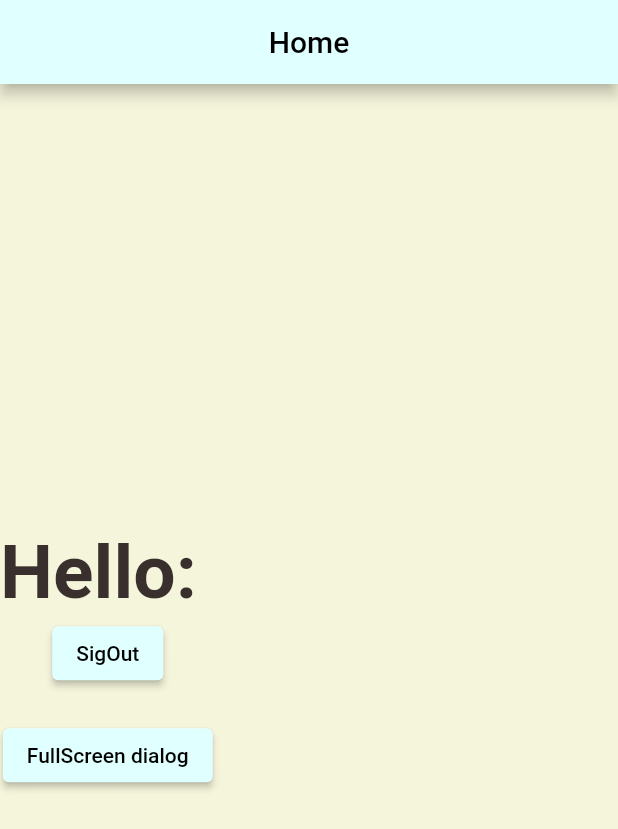
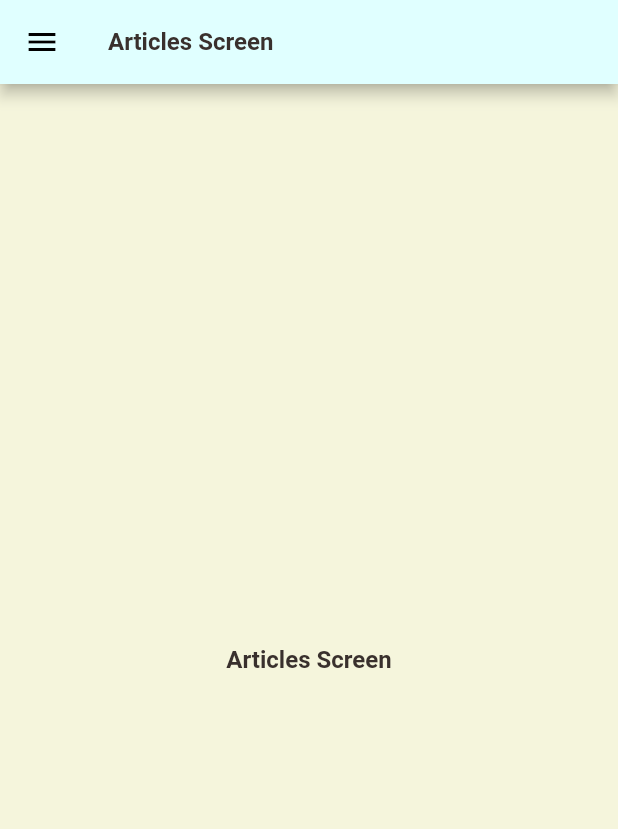
Before and after one commit to Odialko/flutter_deep_dive, a Flutter app: the HomeScreen screen opened by its route, on a phone screen of 412 x 824 dp. Shown: the top 829 px of the screen. Run offline on Flutter 3.47's test engine with Material 2 defaults, Android fonts, the light colour scheme and no system bars; drawn by our look-alikes of flutter_zoom_drawer; our stand-ins replace connectivity_plus, firebase_auth, firebase_core, flutter_riverpod, freezed_annotation, go_router; missing offline and left inert: rive_splash_screen; accounts and stored records are empty.

Commit message:
side menu

```diff
--- /dev/null
+++ b/lib/src/models/menu.dart
@@ -0,0 +1,12 @@
+import 'package:flutter/material.dart';
+import 'package:freezed_annotation/freezed_annotation.dart';
+
+part 'menu.freezed.dart';
+
+@freezed
+abstract class Menu with _$Menu {
+  const factory Menu({
+    required IconData icon,
+    required String title,
+  }) = _Menu;
+}
--- a/lib/src/router/parent/mobile.dart
+++ b/lib/src/router/parent/mobile.dart
@@ -1,12 +1,12 @@
-import 'package:flutter_deep_dive/src/ui/error/error_screen.dart';
-import 'package:flutter_deep_dive/src/ui/fdd_splash/fdd_splash_screen.dart';
 import 'package:flutter_deep_dive/src/providers/auth_provider.dart';
 import 'package:flutter_deep_dive/src/router/redirect.dart';
 import 'package:flutter_deep_dive/src/router/routes.dart';
 import 'package:flutter_deep_dive/src/ui/authentication/reset_password_screen.dart';
 import 'package:flutter_deep_dive/src/ui/authentication/login_screen.dart';
 import 'package:flutter_deep_dive/src/ui/authentication/register_screen.dart';
+import 'package:flutter_deep_dive/src/ui/common/error/error_screen.dart';
 import 'package:flutter_deep_dive/src/ui/home/home_screen.dart';
+import 'package:flutter_deep_dive/src/ui/splash/fdd_splash_screen.dart';
 import 'package:flutter_riverpod/flutter_riverpod.dart';
 import 'package:go_router/go_router.dart';
 
--- a/lib/src/router/parent/web.dart
+++ b/lib/src/router/parent/web.dart
@@ -1,5 +1,4 @@
-import 'package:flutter_deep_dive/src/ui/error/error_screen.dart';
-import 'package:flutter_deep_dive/src/ui/fdd_splash/fdd_splash_screen.dart';
+import 'package:flutter_deep_dive/src/ui/common/error/error_screen.dart';
 import 'package:flutter_deep_dive/src/providers/auth_provider.dart';
 import 'package:flutter_deep_dive/src/router/redirect.dart';
 import 'package:flutter_deep_dive/src/router/routes.dart';
@@ -7,6 +6,7 @@ import 'package:flutter_deep_dive/src/ui/authentication/reset_password_screen.da
 import 'package:flutter_deep_dive/src/ui/authentication/login_screen.dart';
 import 'package:flutter_deep_dive/src/ui/authentication/register_screen.dart';
 import 'package:flutter_deep_dive/src/ui/home/home_screen.dart';
+import 'package:flutter_deep_dive/src/ui/splash/fdd_splash_screen.dart';
 import 'package:flutter_riverpod/flutter_riverpod.dart';
 import 'package:go_router/go_router.dart';
 
--- /dev/null
+++ b/lib/src/ui/article/articles_screen.dart
@@ -0,0 +1,27 @@
+import 'package:flutter/material.dart';
+import 'package:flutter_deep_dive/src/ui/common/burger/burger_widget.dart';
+import 'package:flutter_deep_dive/src/ui/flutter_deep_dive_theme.dart';
+
+class ArticlesScreen extends StatelessWidget {
+  const ArticlesScreen({Key? key}) : super(key: key);
+
+  @override
+  Widget build(BuildContext context) {
+    final themeData = FDDTheme.of(context);
+    return Scaffold(
+      appBar: AppBar(
+        title: Text(
+          'Articles Screen',
+          style: themeData.cocoaTextTheme.font4Emphasized,
+        ),
+        leading: const BurgerWidget(),
+      ),
+      body: Center(
+        child: Text(
+          'Articles Screen',
+          style: themeData.cocoaTextTheme.font4Emphasized,
+        ),
+      ),
+    );
+  }
+}
--- /dev/null
+++ b/lib/src/ui/common/burger/burger_widget.dart
@@ -0,0 +1,14 @@
+import 'package:flutter/material.dart';
+import 'package:flutter_zoom_drawer/flutter_zoom_drawer.dart';
+
+class BurgerWidget extends StatelessWidget {
+  const BurgerWidget({Key? key}) : super(key: key);
+
+  @override
+  Widget build(BuildContext context) {
+    return IconButton(
+      onPressed: () => ZoomDrawer.of(context)!.toggle(),
+      icon: const Icon(Icons.menu),
+    );
+  }
+}
--- a/lib/src/ui/home/home_screen.dart
+++ b/lib/src/ui/home/home_screen.dart
@@ -1,63 +1,57 @@
 import 'package:flutter/material.dart';
-import 'package:flutter_deep_dive/src/providers/auth_provider.dart';
-import 'package:flutter_deep_dive/src/ui/authentication/auth_store.dart';
-import 'package:flutter_deep_dive/src/ui/common/full_screen_dialog.dart';
+import 'package:flutter_deep_dive/src/models/menu.dart';
+import 'package:flutter_deep_dive/src/ui/about_us/about_us.dart';
+import 'package:flutter_deep_dive/src/ui/article/articles_screen.dart';
 import 'package:flutter_deep_dive/src/ui/flutter_deep_dive_theme.dart';
-import 'package:flutter_riverpod/flutter_riverpod.dart';
-import 'package:go_router/go_router.dart';
+import 'package:flutter_deep_dive/src/ui/learning/learning_screen.dart';
+import 'package:flutter_deep_dive/src/ui/menu/menu_screen.dart';
+import 'package:flutter_deep_dive/src/utils/menu_items.dart';
+import 'package:flutter_zoom_drawer/flutter_zoom_drawer.dart';
 
-
-// need to be rewrite
-// add side menu
-class HomeScreen extends ConsumerWidget {
-  const HomeScreen({Key? key})
-      : super(key: key);
+class HomeScreen extends StatefulWidget {
+  const HomeScreen({Key? key}) : super(key: key);
 
   @override
-  Widget build(BuildContext context, WidgetRef ref) {
-    final authStore = ref.read(authStoreProvider.notifier);
-    final userState = ref.read(userProvider);
+  State<HomeScreen> createState() => _HomeScreenState();
+}
+
+class _HomeScreenState extends State<HomeScreen> {
+  Menu currentItem = MenuItems.articles;
+  final _drawerController = ZoomDrawerController();
+
+  @override
+  Widget build(BuildContext context) {
     final themeData = FDDTheme.of(context);
 
     return Scaffold(
-      appBar: AppBar(
-        centerTitle: true,
-        title: const Text(
-          'Home',
+      backgroundColor: themeData.colors.lightCreamy,
+      body: ZoomDrawer(
+        controller: _drawerController,
+        mainScreen: getScreen(),
+        menuScreen: MenuScreen(
+          currentItem: currentItem,
+          onSelectedItem: (item) {
+            setState(() {
+              currentItem = item;
+            });
+            _drawerController.toggle!();
+          },
         ),
-      ),
-      body: Column(
-        mainAxisAlignment: MainAxisAlignment.center,
-        crossAxisAlignment: CrossAxisAlignment.center,
-        children: [
-          Text(
-            'Hello: ${userState?.email ?? '-'}',
-            style: themeData.cocoaTextTheme.font0,
-          ),
-          ElevatedButton(
-            onPressed: () {
-              authStore.signOut();
-            },
-            child: const Text(
-              'SigOut',
-            ),
-          ),
-          const SizedBox(
-            height: 20,
-          ),
-          ElevatedButton(
-            onPressed: () {
-              FDDFullScreenDialog.displayDialog(
-                context: context,
-                title: 'Test Dialog',
-                voidCallback: context.pop,
-                buttonLabel: 'Close dialog',
-              );
-            },
-            child: const Text('FullScreen dialog'),
-          ),
-        ],
+        showShadow: true,
       ),
     );
   }
+
+  Widget getScreen() {
+    switch (currentItem.title) {
+      case 'News':
+        return const ArticlesScreen();
+      case 'Learning':
+        return const LearningScreen();
+      case 'About Us':
+        return const AboutUsScreen();
+      default:
+        return const ArticlesScreen();
+    }
+  }
 }
--- /dev/null
+++ b/lib/src/utils/menu_items.dart
@@ -0,0 +1,23 @@
+import 'package:flutter/material.dart';
+import 'package:flutter_deep_dive/src/models/menu.dart';
+
+class MenuItems {
+  static const articles = Menu(
+    icon: Icons.article_outlined,
+    title: 'News',
+  );
+  static const learn = Menu(
+    icon: Icons.language,
+    title: 'Learning',
+  );
+  static const aboutUs = Menu(
+    icon: Icons.info_outline,
+    title: 'About Us',
+  );
+
+  static const all = <Menu>[
+    articles,
+    learn,
+    aboutUs,
+  ];
+}
--- a/pubspec.yaml
+++ b/pubspec.yaml
@@ -22,6 +22,7 @@ dependencies:
   firebase_auth: ^4.6.1
   freezed_annotation: any
   connectivity_plus: ^3.0.0
+  flutter_zoom_drawer: ^3.1.1
 
 dev_dependencies:
   flutter_test:
```
Also changed, not shown: lib/src/ui/about_us/about_us.dart (added, +28 -0 lines), lib/src/ui/learning/learning_screen.dart (added, +28 -0 lines), lib/src/ui/menu/menu_screen.dart (added, +63 -0 lines), lib/src/models/menu.freezed.dart (added), lib/src/ui/common/error/error_screen.dart (renamed from lib/src/ui/error/error_screen.dart), lib/src/ui/splash/fdd_splash_screen.dart (renamed from lib/src/ui/fdd_splash/fdd_splash_screen.dart), pubspec.lock.
